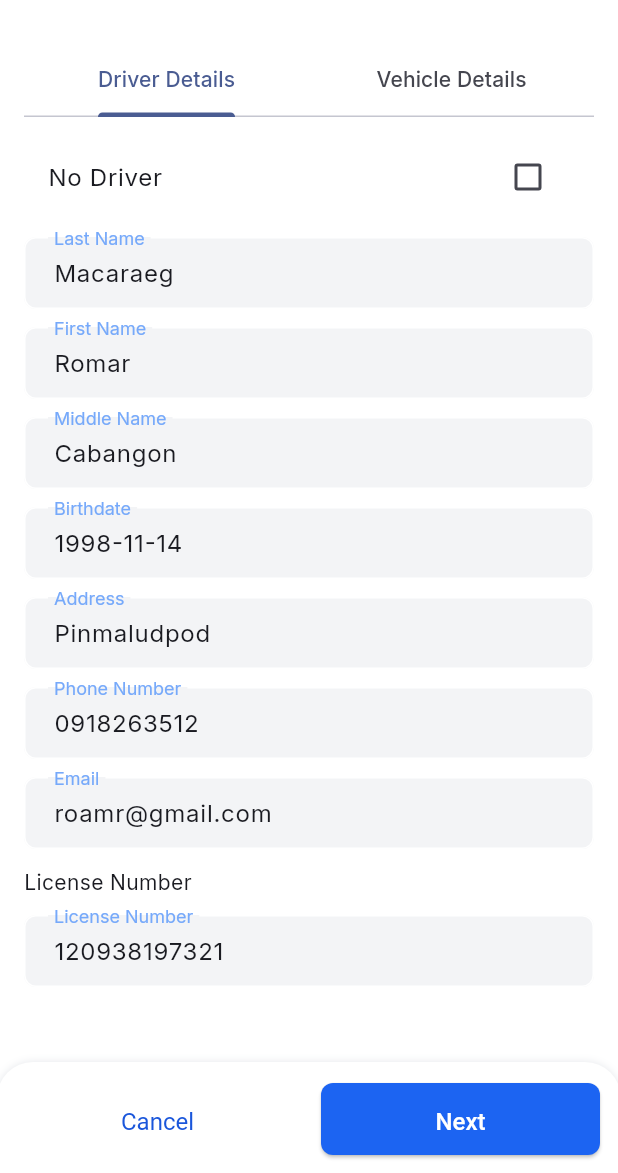
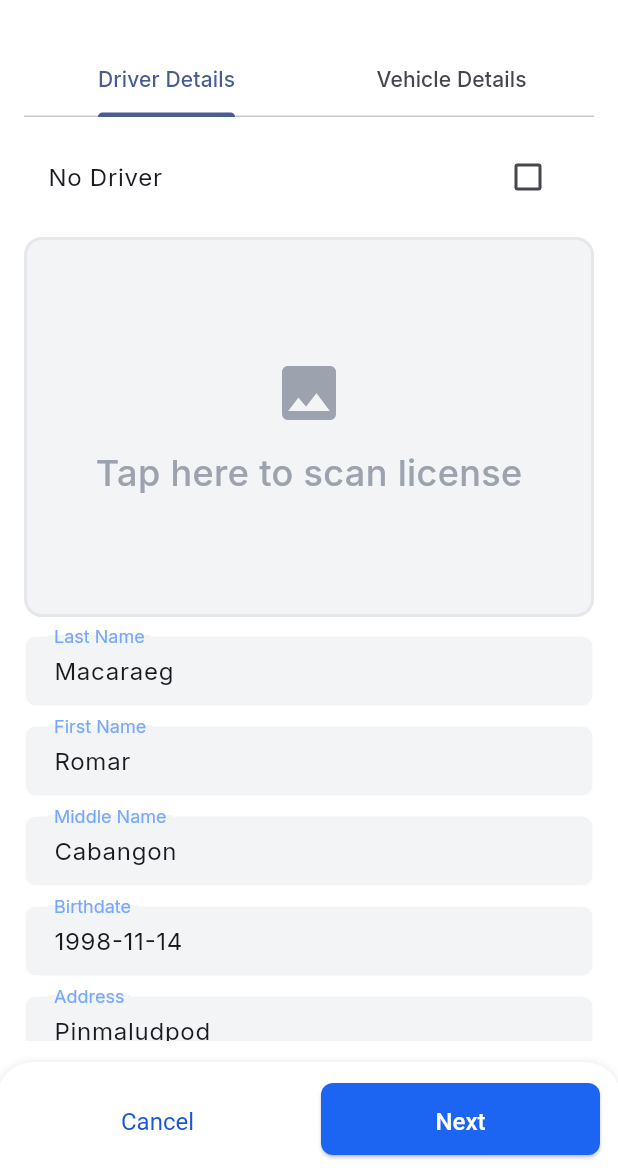
Before and after one commit to romarmph/u-traffic-enforcer, a Flutter app: the CreateTicketPage screen opened by its route, on a phone screen of 412 x 824 dp, the part 63-1236 px from its top. Run offline on Flutter 3.47's test engine with Material 2 defaults, Android fonts, the phone set to English and light mode, and no system bars; our stand-ins replace cloud_firestore, firebase_auth, firebase_core, firebase_storage, geocoding, google_fonts and 4 more; missing offline and left inert: bluetooth_print, google_geocoding_api; accounts and stored records are empty; network calls fail.

Commit message:
Add image pick and cropped

```diff
--- a/lib/config/utils/exports.dart
+++ b/lib/config/utils/exports.dart
@@ -74,6 +74,7 @@ export 'package:u_traffic_enforcer/pages/ticket/widgets/driver_details_form.dart
 export 'package:u_traffic_enforcer/pages/ticket/widgets/preview_list_tile.dart';
 export 'package:u_traffic_enforcer/pages/ticket/widgets/text_field.dart';
 export 'package:u_traffic_enforcer/pages/ticket/widgets/vehicle_details_form.dart';
+export 'package:u_traffic_enforcer/pages/ticket/widgets/scanner_button.dart';
 export 'package:u_traffic_enforcer/pages/wrapper.dart';
 
 // providers
--- a/lib/pages/ticket/widgets/driver_details_form.dart
+++ b/lib/pages/ticket/widgets/driver_details_form.dart
@@ -19,6 +19,8 @@ class DriverDetailsForm extends StatelessWidget {
                 form.setNoDriver(value!);
               },
             ),
+            const SizedBox(height: USpace.space12),
+            const ImageScannerButton(),
             const SizedBox(height: USpace.space12),
             CreateTicketField(
               enabled: !form.noDriver,
--- /dev/null
+++ b/lib/pages/ticket/widgets/scanner_button.dart
@@ -0,0 +1,106 @@
+import 'dart:io';
+
+import '../../../config/utils/exports.dart';
+
+class ImageScannerButton extends StatefulWidget {
+  const ImageScannerButton({
+    super.key,
+  });
+
+  @override
+  State<ImageScannerButton> createState() => _ImageScannerButtonState();
+}
+
+class _ImageScannerButtonState extends State<ImageScannerButton> {
+  @override
+  Widget build(BuildContext context) {
+    return GestureDetector(
+      onTap: () => onTap(context),
+      child: AspectRatio(
+        aspectRatio: 3 / 2,
+        child: Container(
+          clipBehavior: Clip.antiAlias,
+          decoration: BoxDecoration(
+            color: UColors.gray100,
+            borderRadius: BorderRadius.circular(
+              USpace.space12,
+            ),
+            border: Border.all(
+              color: UColors.gray200,
+              width: 2,
+              strokeAlign: BorderSide.strokeAlignInside,
+            ),
+          ),
+          child: Center(
+            child: Consumer<CreateTicketFormNotifier>(
+              builder: (context, form, widget) {
+                if (form.licenseImagePath.isEmpty) {
+                  return const Column(
+                    mainAxisAlignment: MainAxisAlignment.center,
+                    children: [
+                      Icon(
+                        Icons.image,
+                        color: UColors.gray400,
+                        size: 48,
+                      ),
+                      SizedBox(height: USpace.space12),
+                      Text(
+                        "Tap here to scan license",
+                        style: TextStyle(
+                          fontSize: 24,
+                          fontWeight: FontWeight.w500,
+                          color: UColors.gray400,
+                        ),
+                      )
+                    ],
+                  );
+                }
+                return Image.file(
+                  File(form.licenseImagePath),
+                  fit: BoxFit.contain,
+                );
+              },
+            ),
+          ),
+        ),
+      ),
+    );
+  }
+
+  void onTap(BuildContext context) async {
+    final form = Provider.of<CreateTicketFormNotifier>(context, listen: false);
+    final XFile? image = await ImagePickerService.instance.pickImage();
+
+    if (image == null) {
+      showError(
+        "Please capture a license image.",
+        "Error!",
+      );
+      return;
+    }
+
+    final CroppedFile? cropped =
+        await ImagePickerService.instance.cropImage(image);
+
+    if (cropped == null) {
+      showError(
+        "Please save the image after cropping.",
+        "Error!",
+      );
+      return;
+    }
+    form.setLicenseImagePath(cropped.path);
+  }
+
+  void showError(
+    String message,
+    String title,
+  ) async {
+    await QuickAlert.show(
+      context: context,
+      type: QuickAlertType.error,
+      text: message,
+      title: title,
+    );
+  }
+}
--- a/lib/providers/create_ticket_form_notifier.dart
+++ b/lib/providers/create_ticket_form_notifier.dart
@@ -7,6 +7,8 @@ class CreateTicketFormNotifier extends ChangeNotifier {
 
   bool _noDriver = false;
   bool _ownedByDriver = false;
+
+  String _licenseImagePath = "";
 
   Set<String?> _selectedViolationsID = {};
 
@@ -122,6 +124,7 @@ class CreateTicketFormNotifier extends ChangeNotifier {
 
   bool get noDriver => _noDriver;
   bool get ownedByDriver => _ownedByDriver;
+  String get licenseImagePath => _licenseImagePath;
 
   Map<TicketField, dynamic> get driverFormData => _driverFormData;
   Map<TicketField, dynamic> get vehicleFormData => _vehicleFormData;
@@ -222,4 +225,9 @@ class CreateTicketFormNotifier extends ChangeNotifier {
     _selectedViolationsID = vioaltionsID;
     notifyListeners();
   }
+
+  void setLicenseImagePath(String path) {
+    _licenseImagePath = path;
+    notifyListeners();
+  }
 }
```
Also changed, not shown: lib/services/image_picker.dart (+22 -2 lines).
